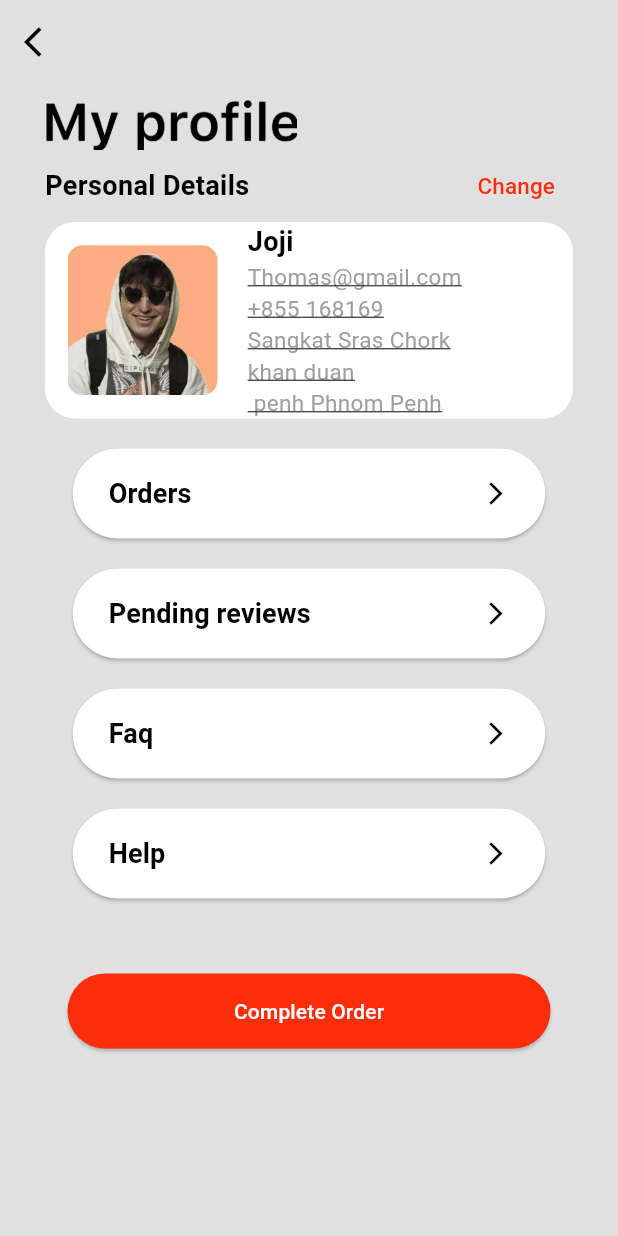
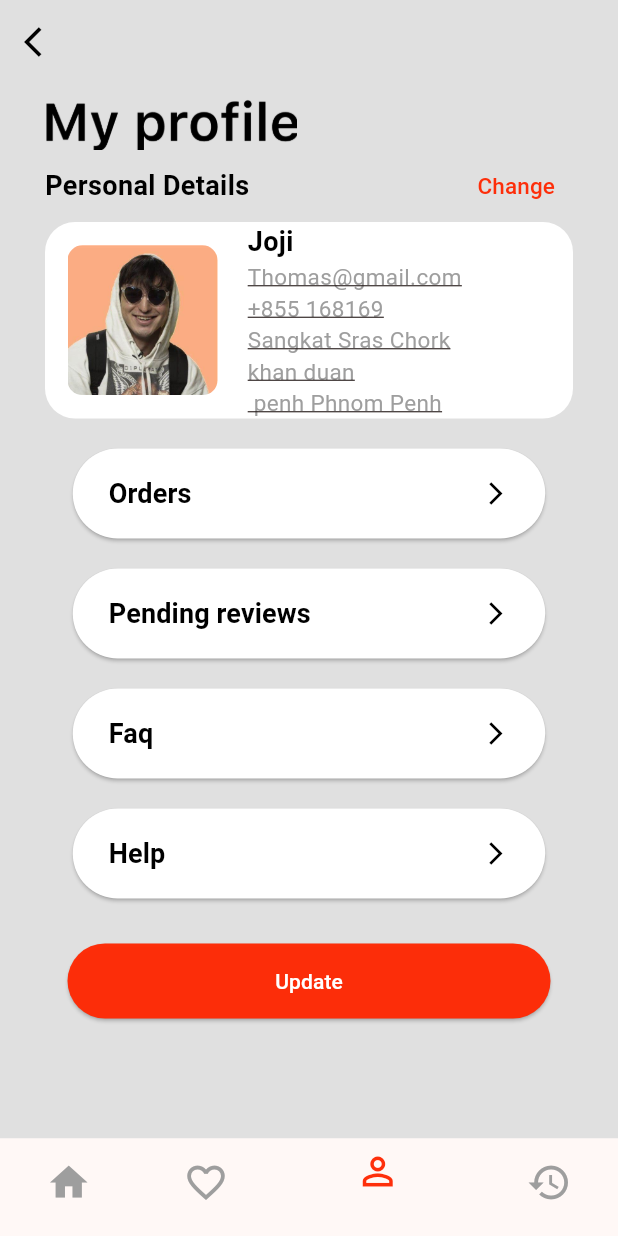
Before and after one commit to Bathhy/fooddeliveryapp, a Flutter app: the MyBottomNavigation screen opened directly, item 3 of the bottom bar chosen, on a phone screen of 412 x 824 dp. Run offline on Flutter 3.47's test engine with Material 3 defaults, Android fonts, the phone set to English and light mode, and no system bars; our stand-ins replace flutter_slidable, get.

Commit message:
fix bottnavi

```diff
--- a/lib/GetxBinding/Getx_Binding.dart
+++ b/lib/GetxBinding/Getx_Binding.dart
@@ -1,3 +1,4 @@
+import 'package:fodddelieveryapp/controller/bottom_navi_controller.dart';
 import 'package:fodddelieveryapp/controller/home_controller.dart';
 import 'package:fodddelieveryapp/controller/profile_controller.dart';
 import 'package:fodddelieveryapp/controller/signin_controller.dart';
@@ -9,5 +10,6 @@ class FoodBinding extends Bindings {
     Get.put(HomeController());
     Get.put(ProfileController());
     Get.put(LoginTabController());
+    Get.put(BottomNaviController());
   }
 }
--- a/lib/Homepage/Home_screen.dart
+++ b/lib/Homepage/Home_screen.dart
@@ -3,6 +3,7 @@ import 'package:fodddelieveryapp/Homepage/bottomnavi_bar.dart';
 import 'package:fodddelieveryapp/Homepage/listview_card.dart';
 import 'package:fodddelieveryapp/bottomnavigation/profile/profile_acc.dart';
 import 'package:fodddelieveryapp/component/constant_color.dart';
+import 'package:fodddelieveryapp/controller/bottom_navi_controller.dart';
 import 'package:fodddelieveryapp/controller/home_controller.dart';
 import 'package:fodddelieveryapp/detailpage/cart_order.dart';
 import 'package:fodddelieveryapp/search/search_food.dart';
@@ -23,6 +24,7 @@ class _HomescreenState extends State<Homescreen>
   late TabController _tabController;
 
   final HomeController _homeController = Get.put(HomeController());
+  final BottomNaviController botcontroller = Get.find();
 
   @override
   void initState() {
@@ -59,7 +61,6 @@ class _HomescreenState extends State<Homescreen>
         ],
       ),
       drawer: const Drawerclass(),
-      bottomNavigationBar: MyBottomNavigation(),
       body: Column(
         children: [
           Topofhome(),
--- a/lib/Homepage/bottomnavi_bar.dart
+++ b/lib/Homepage/bottomnavi_bar.dart
@@ -1,59 +1,58 @@
 import 'package:flutter/material.dart';
 import 'package:fodddelieveryapp/component/constant_color.dart';
-import 'package:fodddelieveryapp/controller/home_controller.dart';
+import 'package:fodddelieveryapp/controller/bottom_navi_controller.dart';
 import 'package:get/get.dart';
 
-class MyBottomNavigation extends StatefulWidget {
-  @override
-  _MyBottomNavigationState createState() => _MyBottomNavigationState();
-}
-
-class _MyBottomNavigationState extends State<MyBottomNavigation> {
-  final HomeController homeController = Get.find();
+class MyBottomNavigation extends StatelessWidget {
+  final BottomNaviController _bottomcontroller = Get.find();
 
   @override
-  Widget build(
-    BuildContext context,
-  ) {
-    return Obx(
+  Widget build(BuildContext context) {
+    return Scaffold(
+      body: Obx(
+          () => _bottomcontroller.Screen[_bottomcontroller.currentIndex.value]),
+      bottomNavigationBar: Obx(
         () => BottomNavigationBar(
-        currentIndex: homeController.currentIndex.value,
+          backgroundColor: colorGrey,
+          elevation: 0,
+          currentIndex: _bottomcontroller.currentIndex.value,
           onTap: (index) {
-          homeController.switchpage(index);
+            _bottomcontroller.pageclick(index);
           },
-        backgroundColor: colorGrey,
           selectedItemColor: colorOrange,
           unselectedItemColor: Colors.grey,
-        items: const [
+          // type: BottomNavigationBarType.fixed,
+          items: [
             BottomNavigationBarItem(
               icon: Icon(
                 Icons.home,
-              size: 31,
+                size: 30,
               ),
-            label: '',
+              label: "",
             ),
             BottomNavigationBarItem(
               icon: Icon(
-              Icons.favorite_outline_outlined,
-              size: 31,
+                Icons.favorite_border,
+                size: 30,
               ),
-            label: '',
+              label: "",
             ),
             BottomNavigationBarItem(
               icon: Icon(
-              Icons.person_2_outlined,
-              size: 31,
+                Icons.person_outline_outlined,
+                size: 30,
               ),
-            label: '',
+              label: "",
             ),
             BottomNavigationBarItem(
               icon: Icon(
                 Icons.history,
-              size: 31,
+                size: 30,
               ),
-            label: '',
+              label: "",
             ),
           ],
+        ),
       ),
     );
   }
--- a/lib/bottomnavigation/profile/profile_acc.dart
+++ b/lib/bottomnavigation/profile/profile_acc.dart
@@ -119,11 +119,10 @@ class _MyprofileState extends State<Myprofile> {
                   textColor: Colors.black,
                   color: Colors.white,
                 ),
-                SizedBox(height: 50),
+                SizedBox(height: 30),
                 Container(
                     padding: EdgeInsets.symmetric(horizontal: 15),
-                    child:
-                        CustomButton(title: 'Complete Order', callback: () {})),
+                    child: CustomButton(title: 'Update', callback: () {})),
               ],
             ),
           ),
--- a/lib/bottomnavigation/profile/profileacc_bank.dart
+++ b/lib/bottomnavigation/profile/profileacc_bank.dart
@@ -66,7 +66,7 @@ class profil_acc_bank extends StatelessWidget {
               BankPayment(),
               SizedBox(height: 200),
               Container(
-                  padding: EdgeInsets.symmetric(horizontal: 15),
+                  padding: EdgeInsets.symmetric(horizontal: 30),
                   child: CustomButton(title: 'Update', callback: () {})),
             ],
           ),
--- a/lib/controller/bottom_navi_controller.dart
+++ b/lib/controller/bottom_navi_controller.dart
@@ -1,79 +1,19 @@
-// import 'package:fodddelieveryapp/Homepage/Home_screen.dart';
-// import 'package:fodddelieveryapp/bottomnavigation/History_button/history_main_page.dart';
-// import 'package:fodddelieveryapp/bottomnavigation/favourite_button/favourite_page.dart';
-// import 'package:fodddelieveryapp/bottomnavigation/profile/profile_acc.dart';
-// import 'package:get/get.dart';
+import 'package:fodddelieveryapp/Homepage/Home_screen.dart';
+import 'package:fodddelieveryapp/bottomnavigation/History_button/history_main_page.dart';
+import 'package:fodddelieveryapp/bottomnavigation/favourite_button/favourite_page.dart';
+import 'package:fodddelieveryapp/bottomnavigation/profile/profile_acc.dart';
+import 'package:get/get.dart';
 
-// class BottomNaviController extends GetxController {
-//   final currentIndex = 0.obs;
-//   final Screen = [
-//     Homescreen(),
-//     Myfavourite(),
-//     Myprofile(),
-//     Myhistory(),
-//   ];
+class BottomNaviController extends GetxController {
+  var currentIndex = 0.obs;
+  final Screen = [
+    Homescreen(),
+    Myfavourite(),
+    Myprofile(),
+    Myhistory(),
+  ];
 
-//   void pageclick(int index) {
-//     currentIndex.value = index;
-//   }
-// }
-// import 'package:flutter/material.dart';
-// import 'package:fodddelieveryapp/component/constant_color.dart';
-// import 'package:fodddelieveryapp/controller/bottom_navi_controller.dart';
-// import 'package:get/get.dart';
-
-// class MyBottomNavigation extends StatelessWidget {
-//   final BottomNaviController _bottomcontroller =
-//       Get.put(BottomNaviController());
-
-//   @override
-//   Widget build(BuildContext context) {
-//     return Scaffold(
-//       body: Obx(
-//           () => _bottomcontroller.Screen[_bottomcontroller.currentIndex.value]),
-//       bottomNavigationBar: Obx(
-//         () => BottomNavigationBar(
-//           backgroundColor: Color(0xfff2f2f2),
-//           elevation: 0,
-//           currentIndex: _bottomcontroller.currentIndex.value,
-//           onTap: (index) {
-//             _bottomcontroller.pageclick(index);
-//           },
-//           selectedItemColor: colorOrange,
-//           unselectedItemColor: Colors.grey,
-//           type: BottomNavigationBarType.fixed,
-//           items: [
-//             BottomNavigationBarItem(
-//               icon: Icon(
-//                 Icons.home,
-//                 size: 30,
-//               ),
-//               label: "",
-//             ),
-//             BottomNavigationBarItem(
-//               icon: Icon(
-//                 Icons.favorite_border,
-//                 size: 30,
-//               ),
-//               label: "",
-//             ),
-//             BottomNavigationBarItem(
-//               icon: Icon(
-//                 Icons.person,
-//                 size: 30,
-//               ),
-//               label: "",
-//             ),
-//             BottomNavigationBarItem(
-//               icon: Icon(
-//                 Icons.history,
-//                 size: 30,
-//               ),
-//               label: "",
-//             ),
-//           ],
-//         ),
-//       ),
-//     );
-//   }
-// }
+  void pageclick(int index) {
+    currentIndex.value = index;
+  }
+}
--- a/lib/main.dart
+++ b/lib/main.dart
@@ -1,5 +1,7 @@
 import 'package:flutter/material.dart';
 import 'package:fodddelieveryapp/GetxBinding/Getx_Binding.dart';
+import 'package:fodddelieveryapp/Homepage/Home_screen.dart';
+import 'package:fodddelieveryapp/Homepage/bottomnavi_bar.dart';
 import 'package:fodddelieveryapp/splashscreen/splashscreen.dart';
 import 'package:get/get.dart';
 import 'package:fodddelieveryapp/component/constant_color.dart';
@@ -20,7 +22,7 @@ class MyApp extends StatelessWidget {
         useMaterial3: true,
       ),
       debugShowCheckedModeBanner: false,
-      home: const Splashscreen(),
+      home: Splashscreen(),
     );
   }
 }
--- a/lib/sign_in&sign_up/login_page.dart
+++ b/lib/sign_in&sign_up/login_page.dart
@@ -1,5 +1,6 @@
 import 'package:flutter/material.dart';
 import 'package:fodddelieveryapp/Homepage/Home_screen.dart';
+import 'package:fodddelieveryapp/Homepage/bottomnavi_bar.dart';
 import 'package:fodddelieveryapp/component/constant_color.dart';
 import 'package:fodddelieveryapp/component/custom_button.dart';
 import 'package:fodddelieveryapp/controller/signin_controller.dart';
@@ -100,7 +101,7 @@ class MyLoginPage extends StatelessWidget {
         ),
         const SizedBox(height: 30),
         Row(
-          mainAxisAlignment: MainAxisAlignment.end,
+          mainAxisAlignment: MainAxisAlignment.start,
           children: [
             TextButton(
               child: const Text(
@@ -121,7 +122,7 @@ class MyLoginPage extends StatelessWidget {
           child: CustomButton(
             title: "Login",
             callback: () {
-              Get.to(Homescreen());
+              Get.offAll(MyBottomNavigation());
             },
           ),
         ),
--- a/lib/splashscreen/splashscreen.dart
+++ b/lib/splashscreen/splashscreen.dart
@@ -85,7 +85,9 @@ class _SplashscreenState extends State<Splashscreen> {
               child: Padding(
                 padding: const EdgeInsets.symmetric(horizontal: 20),
                 child: CustomButton(
-                  callback: () => Get.to(MyLoginPage()),
+                  callback: () {
+                    Get.to(() => MyLoginPage());
+                  },
                   title: "Get Started",
                   color: Colors.white,
                   textColor: colorOrange,
```
Also changed, not shown: lib/controller/loginTab_controller.dart (deleted, +0 -42 lines). Lines whose indentation alone changed are shown as unchanged.
